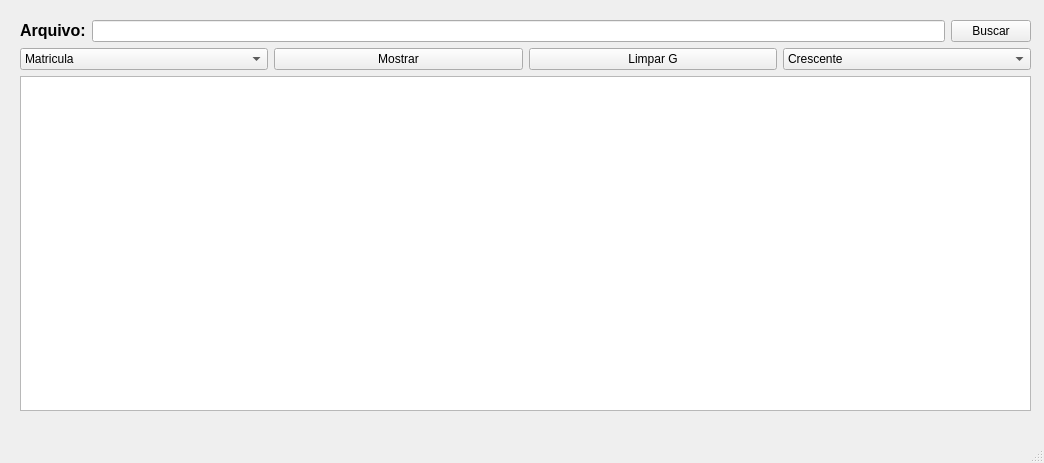
First picture: the form in mainwindow.ui, repository cpedrohenrique1/RelatorioCurso, before the edit.
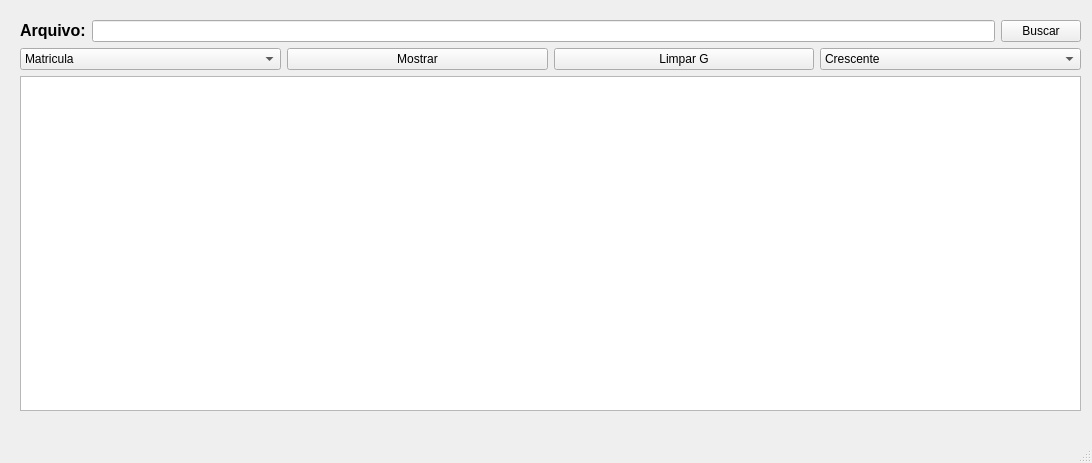
Second picture: the form after the edit.

The edit to the form file:
```diff
--- a/mainwindow.ui
+++ b/mainwindow.ui
@@ -6,7 +6,7 @@
    <rect>
     <x>0</x>
     <y>0</y>
-    <width>1044</width>
+    <width>1092</width>
     <height>463</height>
    </rect>
   </property>
@@ -19,7 +19,7 @@
      <rect>
       <x>20</x>
       <y>20</y>
-      <width>1011</width>
+      <width>1061</width>
       <height>391</height>
      </rect>
     </property>
```
Left out of the diff: 4 changed lines with no effect on the pictures.
